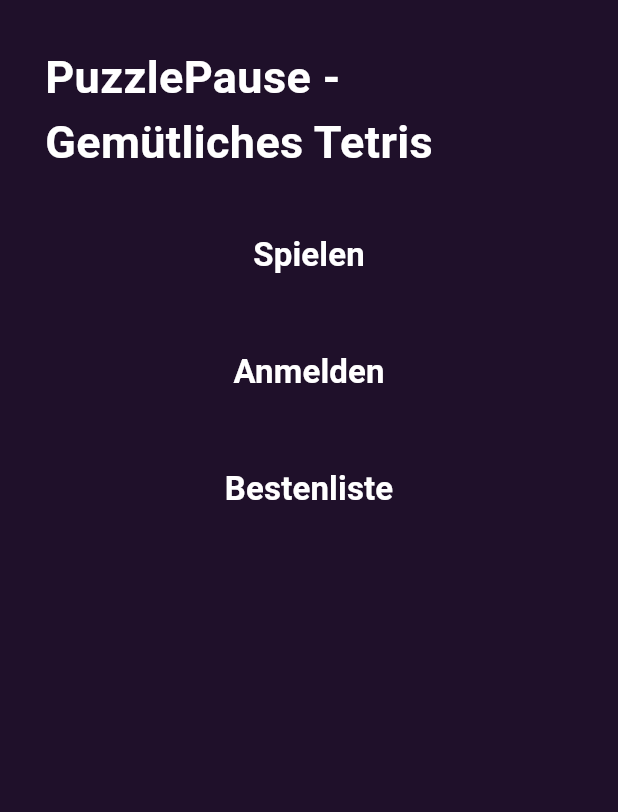
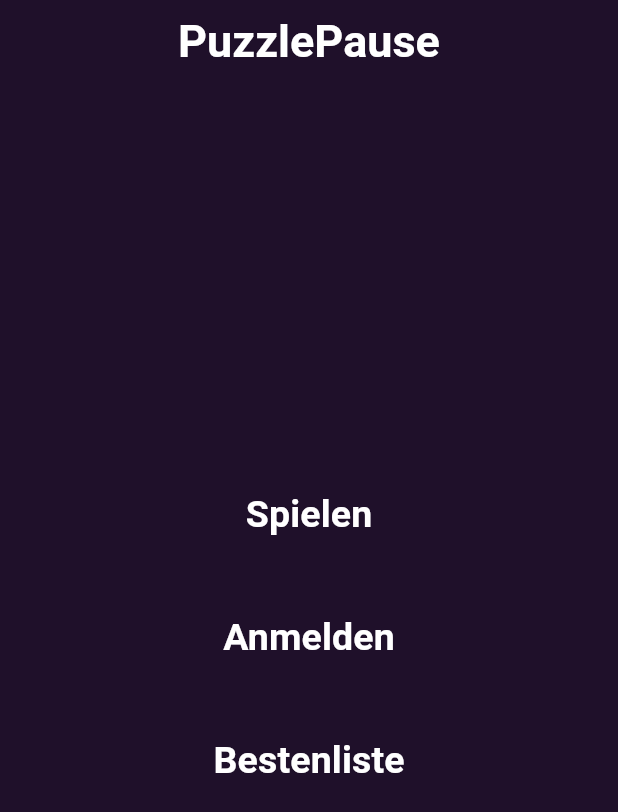
Before and after one commit to Toffuh/puzzlepause, a Flutter app: the screen it shows after launch, on a phone screen of 412 x 824 dp. Shown: the top 812 px of the screen. Run offline on Flutter 3.47's test engine with Material 3 defaults, Android fonts, the phone set to English and light mode, and no system bars; our stand-ins replace firebase_auth, firebase_core, firebase_database, google_sign_in, shared_preferences, sign_in_button; missing offline and left inert: github_sign_in; accounts and stored records are empty.

Commit message:
home page fixed

```diff
--- a/lib/pages/home.dart
+++ b/lib/pages/home.dart
@@ -46,23 +46,20 @@
   Widget build(BuildContext context) {
     return Scaffold(
       backgroundColor: const Color.fromARGB(255, 31, 16, 42),
+      appBar: AppBar(
+          backgroundColor: const Color.fromARGB(255, 31, 16, 42),
+          title: const Center(
+            child: Text("PuzzlePause",
+                style: TextStyle(
+                    color: Colors.white,
+                    fontWeight: FontWeight.bold,
+                    fontSize: 30)),
+          )),
       body: !loading
           ? Center(
               child: Column(
+                mainAxisAlignment: MainAxisAlignment.center,
                 children: [
-                  const Padding(
-                      padding: EdgeInsets.all(30),
-                      child: Stack(
-                        children: [
-                          Center(
-                            child: Text("PuzzlePause - Gemütliches Tetris",
-                                style: TextStyle(
-                                    color: Colors.white,
-                                    fontWeight: FontWeight.bold,
-                                    fontSize: 30)),
-                          ),
-                        ],
-                      )),
                   Padding(
                     padding: const EdgeInsets.fromLTRB(0, 0, 0, 30),
                     child: TextButton(
@@ -72,7 +69,7 @@
                             style: TextStyle(
                                 color: Colors.white,
                                 fontWeight: FontWeight.bold,
-                                fontSize: 22))),
+                                fontSize: 25))),
                   ),
                   Padding(
                     padding: const EdgeInsets.fromLTRB(0, 0, 0, 30),
@@ -83,7 +80,7 @@
                             style: TextStyle(
                                 color: Colors.white,
                                 fontWeight: FontWeight.bold,
-                                fontSize: 22))),
+                                fontSize: 25))),
                   ),
                   Padding(
                     padding: const EdgeInsets.fromLTRB(0, 0, 0, 30),
@@ -94,7 +91,7 @@
                             style: TextStyle(
                                 color: Colors.white,
                                 fontWeight: FontWeight.bold,
-                                fontSize: 22))),
+                                fontSize: 25))),
                   ),
                 ],
               ),
```
